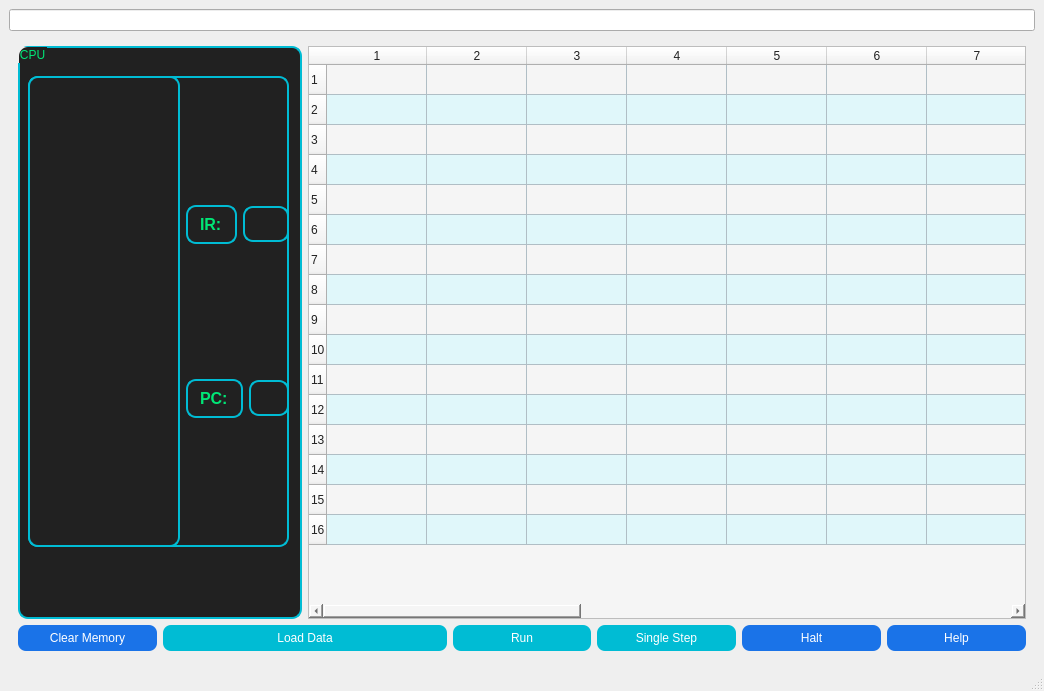
The window that mainwindow.ui (Eng-Gamal-megahed/Vole_Machine) describes before a commit, drawn with Qt 5.
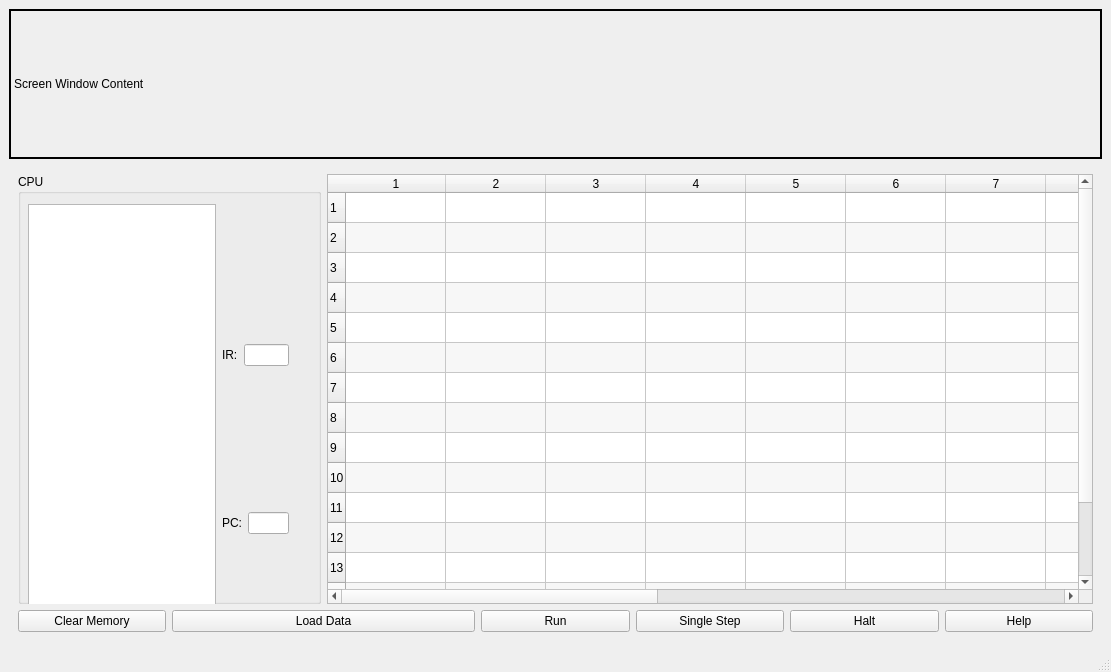
The same window after the commit.

What changed in the file:
```diff
--- a/mainwindow.ui
+++ b/mainwindow.ui
@@ -6,8 +6,8 @@
    <rect>
     <x>0</x>
     <y>0</y>
-    <width>1044</width>
-    <height>691</height>
+    <width>1111</width>
+    <height>672</height>
    </rect>
   </property>
   <property name="windowTitle">
@@ -16,15 +16,40 @@
   <widget class="QWidget" name="centralwidget">
    <layout class="QGridLayout" name="gridLayout_5">
     <item row="0" column="0">
+     <layout class="QGridLayout" name="gridLayout_3">
+      <item row="0" column="0">
+       <layout class="QGridLayout" name="gridLayout_4">
+        <item row="0" column="0">
+         <widget class="QLabel" name="screenLabel">
+          <property name="sizePolicy">
+           <sizepolicy hsizetype="Minimum" vsizetype="Minimum">
+            <horstretch>0</horstretch>
+            <verstretch>0</verstretch>
+           </sizepolicy>
+          </property>
+          <property name="minimumSize">
+           <size>
+            <width>500</width>
+            <height>150</height>
+           </size>
+          </property>
+          <property name="styleSheet">
+           <string notr="true">border: 2px solid black;</string>
+          </property>
+          <property name="text">
+           <string>Screen Window Content</string>
+          </property>
+         </widget>
+        </item>
+       </layout>
+      </item>
+      <item row="1" column="0">
      <layout class="QGridLayout" name="gridLayout">
-      <item row="1" column="0">
+        <item row="0" column="0">
        <widget class="QWidget" name="centralWidget" native="true">
         <layout class="QGridLayout" name="gridLayout_2">
          <item row="1" column="0">
           <widget class="QPushButton" name="clearMemoryButton_3">
-           <property name="styleSheet">
-            <string>background-color: #1a73e8; color: white; border-radius: 8px; padding: 6px;</string>
-           </property>
            <property name="text">
             <string>Clear Memory</string>
            </property>
@@ -32,9 +57,6 @@
          </item>
          <item row="1" column="3">
           <widget class="QPushButton" name="runButton_3">
-           <property name="styleSheet">
-            <string>background-color: #00bcd4; color: white; border-radius: 8px; padding: 6px;</string>
-           </property>
            <property name="text">
             <string>Run</string>
            </property>
@@ -42,9 +64,6 @@
          </item>
          <item row="1" column="5">
           <widget class="QPushButton" name="haltButton_3">
-           <property name="styleSheet">
-            <string>background-color: #1a73e8; color: white; border-radius: 8px; padding: 6px;</string>
-           </property>
            <property name="text">
             <string>Halt</string>
            </property>
@@ -52,16 +71,6 @@
          </item>
          <item row="0" column="2" colspan="5">
           <widget class="QTableWidget" name="mainMemoryTable_3">
-           <property name="styleSheet">
-            <string>
-            background-color: #f5f5f5; 
-            color: #212121; 
-            gridline-color: #b0bec5;
-            alternate-background-color: #e0f7fa;
-            selection-background-color: #64b5f6;
-            selection-color: white;
-          </string>
-           </property>
            <property name="alternatingRowColors">
             <bool>true</bool>
            </property>
@@ -110,9 +119,6 @@
          </item>
          <item row="1" column="1" colspan="2">
           <widget class="QPushButton" name="loadDataButton_3">
-           <property name="styleSheet">
-            <string>background-color: #00bcd4; color: white; border-radius: 8px; padding: 6px;</string>
-           </property>
            <property name="text">
             <string>Load Data</string>
            </property>
@@ -120,9 +126,6 @@
          </item>
          <item row="1" column="6">
           <widget class="QPushButton" name="helpButton_3">
-           <property name="styleSheet">
-            <string>background-color: #1a73e8; color: white; border-radius: 8px; padding: 6px;</string>
-           </property>
            <property name="text">
             <string>Help</string>
            </property>
@@ -130,9 +133,6 @@
          </item>
          <item row="1" column="4">
           <widget class="QPushButton" name="singleStepButton_3">
-           <property name="styleSheet">
-            <string>background-color: #00bcd4; color: white; border-radius: 8px; padding: 6px;</string>
-           </property>
            <property name="text">
             <string>Single Step</string>
            </property>
@@ -140,9 +140,6 @@
          </item>
          <item row="0" column="0" colspan="2">
           <widget class="QGroupBox" name="cpuGroupBox_3">
-           <property name="styleSheet">
-            <string>background-color: #212121; color: #00e676; border: 2px solid #00bcd4; border-radius: 10px; padding: 8px;</string>
-           </property>
            <property name="title">
             <string>CPU</string>
            </property>
@@ -165,9 +162,6 @@
                 <layout class="QHBoxLayout" name="horizontalLayout">
                  <item>
                   <widget class="QLabel" name="r0Label_3">
-                   <property name="styleSheet">
-                    <string>color: #00e676; font-weight: bold; font-size: 12pt;</string>
-                   </property>
                    <property name="text">
                     <string>IR:</string>
                    </property>
@@ -182,9 +176,6 @@
                 <layout class="QHBoxLayout" name="horizontalLayout_2">
                  <item>
                   <widget class="QLabel" name="pcLabel_3">
-                   <property name="styleSheet">
-                    <string>color: #00e676; font-weight: bold; font-size: 12pt;</string>
-                   </property>
                    <property name="text">
                     <string>PC:</string>
                    </property>
@@ -204,8 +195,7 @@
         </layout>
        </widget>
       </item>
-      <item row="0" column="0">
-       <widget class="QLineEdit" name="input"/>
+       </layout>
       </item>
      </layout>
     </item>
```
Left out of the diff: 4 changed lines with no effect on the pictures. Lines whose indentation alone changed are shown as unchanged.
